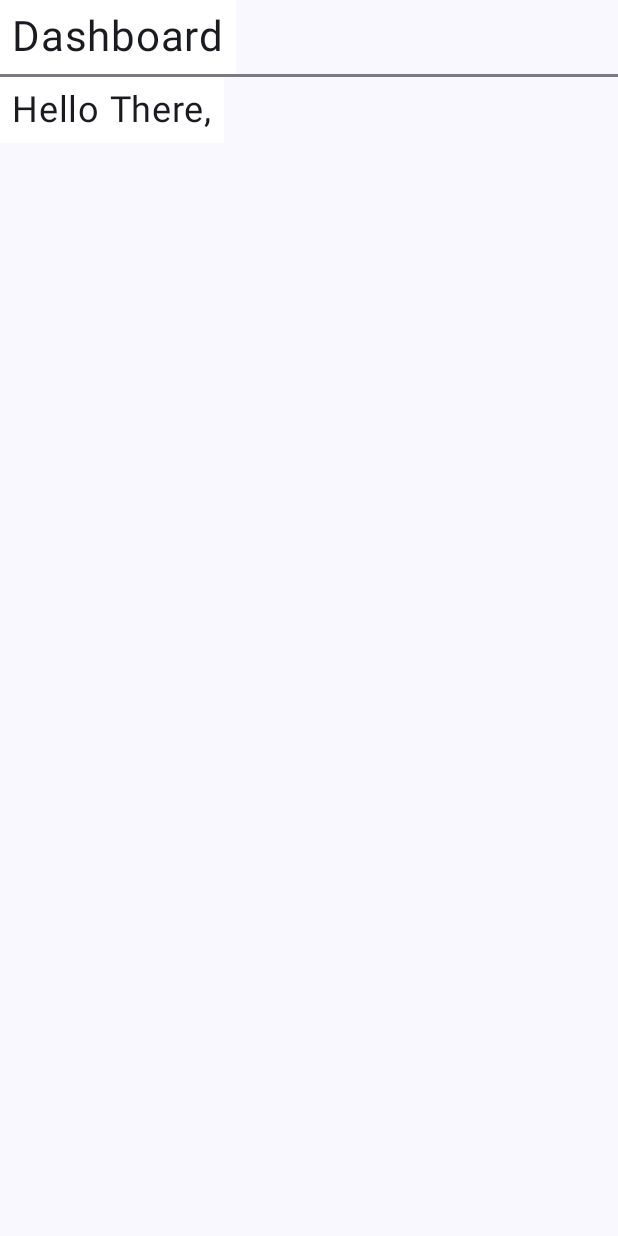
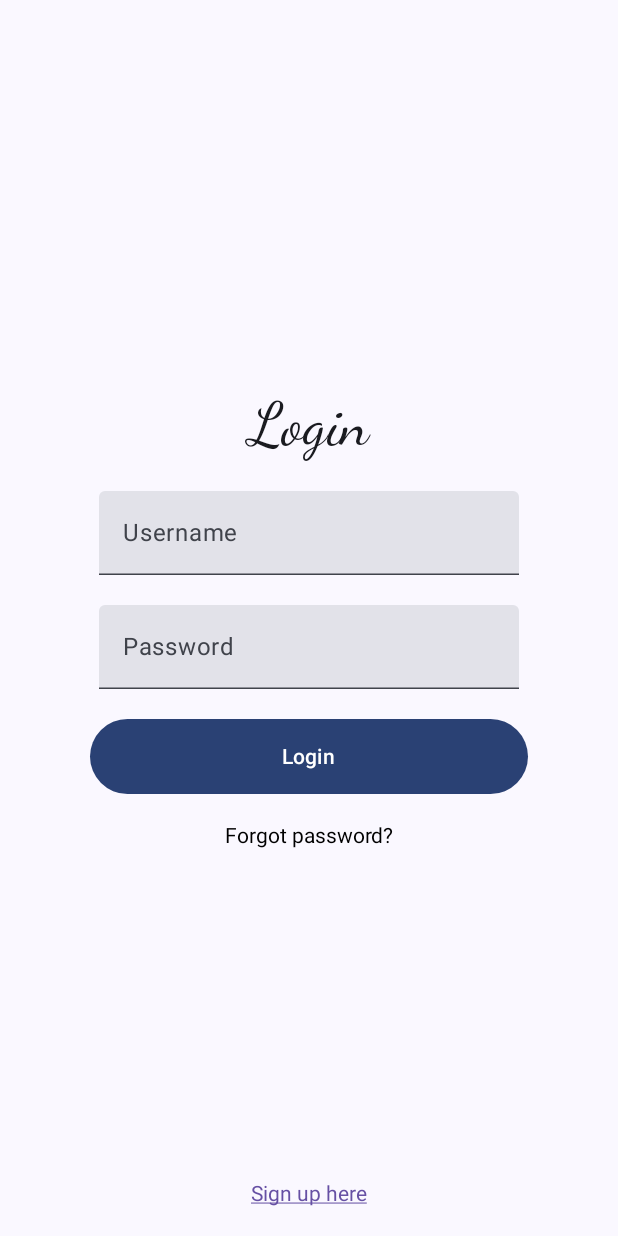
Before and after one commit to mobileartslab/ma-com-android, an Android app built with Jetpack Compose: the screen it shows after launch (MainActivity), on a phone screen of 412 x 824 dp. Run offline under Robolectric (Android 15) with nearby library versions, the phone set to English and light mode, and no system bars.

Commit message:
work on login screen

```diff
--- a/app/src/main/java/com/mobileartslab/ma_com_android/DashboardScreen.kt
+++ b/app/src/main/java/com/mobileartslab/ma_com_android/DashboardScreen.kt
@@ -35,6 +35,6 @@ fun DashBoardScreen(navController: NavController) {
 
 @Preview(showBackground = true)
 @Composable
-fun LoginScreenPreview() {
+fun DashboardScreenPreview() {
     DashBoardScreen(navController = rememberNavController())
 }
--- /dev/null
+++ b/app/src/main/java/com/mobileartslab/ma_com_android/LoginScreen.kt
@@ -0,0 +1,101 @@
+package com.mobileartslab.ma_com_android
+
+import androidx.compose.foundation.layout.*
+import androidx.compose.foundation.shape.RoundedCornerShape
+import androidx.compose.foundation.text.ClickableText
+import androidx.compose.foundation.text.KeyboardOptions
+import androidx.compose.material3.Text
+import androidx.compose.material3.TextField
+import androidx.compose.material3.Button
+import androidx.compose.runtime.Composable
+import androidx.compose.runtime.mutableStateOf
+import androidx.compose.runtime.remember
+import androidx.compose.ui.Alignment
+import androidx.compose.ui.Modifier
+import androidx.compose.ui.text.AnnotatedString
+import androidx.compose.ui.text.TextStyle
+import androidx.compose.ui.text.font.FontFamily
+import androidx.compose.ui.text.input.KeyboardType
+import androidx.compose.ui.text.input.PasswordVisualTransformation
+import androidx.compose.ui.text.input.TextFieldValue
+import androidx.compose.ui.text.style.TextDecoration
+import androidx.compose.ui.tooling.preview.Preview
+import androidx.compose.ui.unit.dp
+import androidx.compose.ui.unit.sp
+import androidx.navigation.NavHostController
+import androidx.navigation.compose.rememberNavController
+import com.mobileartslab.ma_com_android.ui.theme.Purple40
+
+@Composable
+fun LoginScreen(navController: NavHostController) {
+  Box(modifier = Modifier.fillMaxSize()) {
+    ClickableText(
+      text = AnnotatedString("Sign up here"),
+      modifier = Modifier
+        .align(Alignment.BottomCenter)
+        .padding(20.dp),
+      onClick = { navController.navigate(Routes.SignUp.route) },
+      style = TextStyle(
+        fontSize = 14.sp,
+        fontFamily = FontFamily.Default,
+        textDecoration = TextDecoration.Underline,
+        color = Purple40
+      )
+    )
+  }
+  Column(
+    modifier = Modifier.padding(20.dp),
+    verticalArrangement = Arrangement.Center,
+    horizontalAlignment = Alignment.CenterHorizontally
+  ) {
+
+    val username = remember { mutableStateOf(TextFieldValue()) }
+    val password = remember { mutableStateOf(TextFieldValue()) }
+
+    Text(text = "Login", style = TextStyle(fontSize = 40.sp, fontFamily = FontFamily.Cursive))
+
+    Spacer(modifier = Modifier.height(20.dp))
+    TextField(
+      label = { Text(text = "Username") },
+      value = username.value,
+      onValueChange = { username.value = it })
+
+    Spacer(modifier = Modifier.height(20.dp))
+    TextField(
+      label = { Text(text = "Password") },
+      value = password.value,
+      visualTransformation = PasswordVisualTransformation(),
+      keyboardOptions = KeyboardOptions(keyboardType = KeyboardType.Password),
+      onValueChange = { password.value = it })
+
+    Spacer(modifier = Modifier.height(20.dp))
+    Box(modifier = Modifier.padding(40.dp, 0.dp, 40.dp, 0.dp)) {
+      Button(
+        onClick = { navController.navigate(Routes.Home.route) },
+        shape = RoundedCornerShape(50.dp),
+        modifier = Modifier
+          .fillMaxWidth()
+          .height(50.dp)
+      ) {
+        Text(text = "Login")
+      }
+    }
+
+    Spacer(modifier = Modifier.height(20.dp))
+    ClickableText(
+      text = AnnotatedString("Forgot password?"),
+      onClick = { navController.navigate(Routes.ForgotPassword.route) },
+      style = TextStyle(
+        fontSize = 14.sp,
+        fontFamily = FontFamily.Default
+      )
+    )
+  }
+}
+
+
+@Preview(showBackground = true)
+@Composable
+fun LoginScreenPreview() {
+  LoginScreen(navController = rememberNavController())
+}
--- a/app/src/main/java/com/mobileartslab/ma_com_android/MainActivity.kt
+++ b/app/src/main/java/com/mobileartslab/ma_com_android/MainActivity.kt
@@ -27,8 +27,13 @@ class MainActivity : ComponentActivity() {
                 ) {
                     val navController = rememberNavController()
                     NavHost(navController = navController, startDestination = Screens.Splash) {
+
                         composable(route = Screens.Splash) {
                             SplashScreen(navController = navController)
+                        }
+
+                        composable(route = Screens.Login) {
+                            LoginScreen(navController = navController)
                         }
 
                         composable(route = Screens.Dashboard) {
--- /dev/null
+++ b/app/src/main/java/com/mobileartslab/ma_com_android/Routes.kt
@@ -0,0 +1,9 @@
+package com.mobileartslab.ma_com_android
+
+sealed class Routes(val route: String) {
+  object SignUp : Routes("SignUp")
+  object ForgotPassword : Routes("ForgotPassword")
+  object Login : Routes("Login")
+  object Dashboard : Routes("Dashboard")
+  object Home : Routes("Home")
+}
--- a/app/src/main/java/com/mobileartslab/ma_com_android/Screens.kt
+++ b/app/src/main/java/com/mobileartslab/ma_com_android/Screens.kt
@@ -3,4 +3,5 @@ package com.mobileartslab.ma_com_android
 object Screens {
     const val Splash = "Splash"
     const val Dashboard = "Dashboard"
+    const val Login = "Login"
 }
--- a/app/src/main/java/com/mobileartslab/ma_com_android/SplashScreen.kt
+++ b/app/src/main/java/com/mobileartslab/ma_com_android/SplashScreen.kt
@@ -39,7 +39,7 @@ fun SplashScreen(navController: NavController) = Box(
             })
         )
         delay(1000)
-        navController.navigate(Screens.Dashboard) {
+        navController.navigate(Screens.Login) {
             popUpTo(Screens.Splash) {
                 inclusive = true
             }
```
